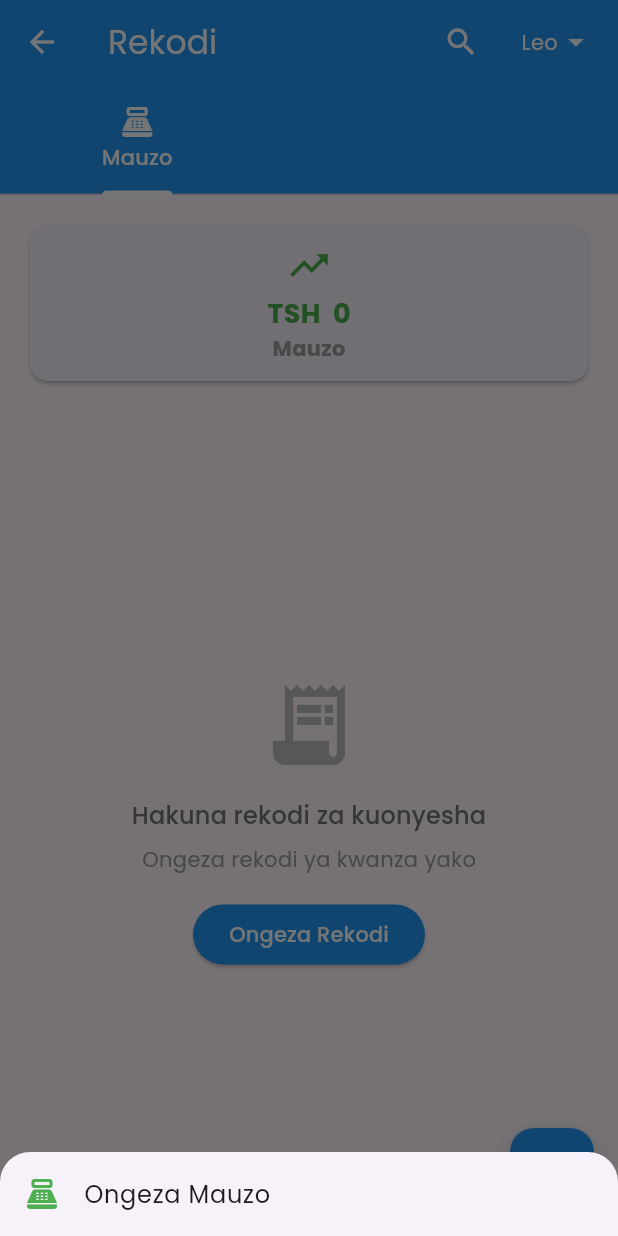
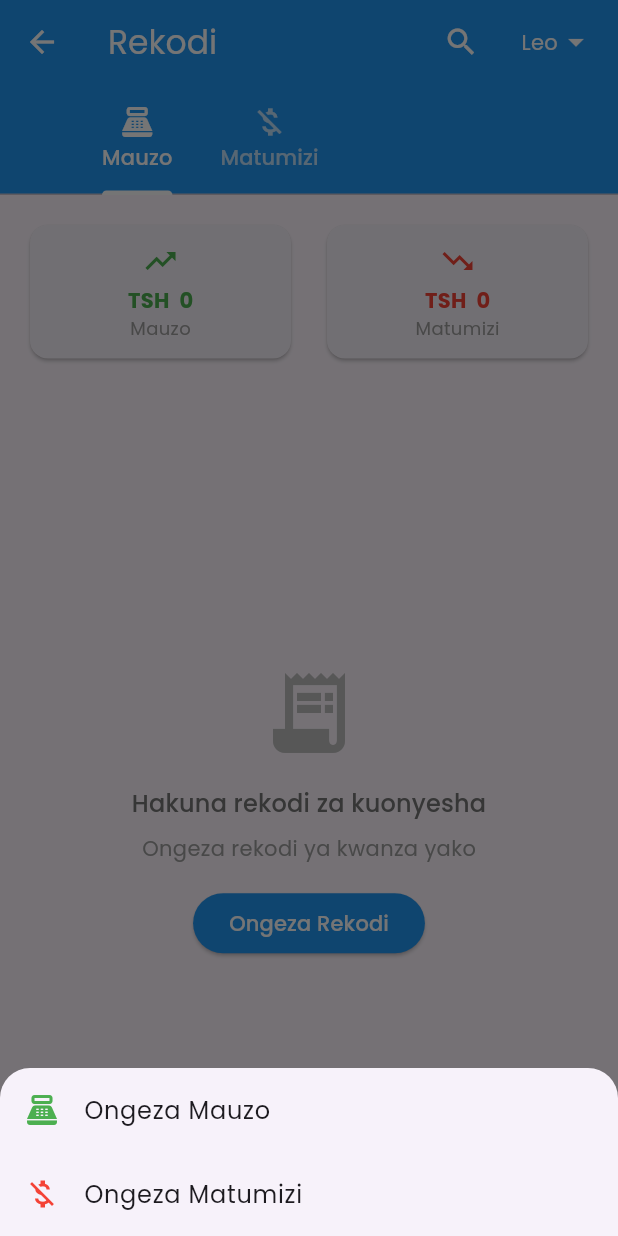
Before and after one commit to fredrickmugish/bizmax, a Flutter app: the RecordsScreen screen opened by its route, after a tap on "Ongeza Rekodi", on a phone screen of 412 x 824 dp. Run offline on Flutter 3.47's test engine with Material 3 defaults, Android fonts, the phone set to English and light mode, and no system bars; our stand-ins replace cached_network_image, connectivity_plus, file_picker, fl_chart, google_fonts, hive and 6 more; missing offline and left inert: dart:html; accounts and stored records are empty; generated files the repository leaves out were written again; network calls fail.

Commit message:
first commit

```diff
--- a/lib/repositories/business_repository.dart
+++ b/lib/repositories/business_repository.dart
@@ -17,17 +17,25 @@ class BusinessRepository {
   Future<List<BusinessRecord>> getBusinessRecords() async {
     if (_databaseService == null) {
       // Web implementation: always fetch from API
+      if (kDebugMode) print('BusinessRepository: Web platform. Fetching records from API.');
       final apiRecords = await _apiService.getBusinessRecords();
+      if (kDebugMode) print('BusinessRepository: Received ${apiRecords.length} records from API (Web).');
       return apiRecords.map((e) => BusinessRecord.fromJson(e)).toList();
     }
 
+    if (kDebugMode) print('BusinessRepository: Mobile platform. Getting local records.');
     List<BusinessRecord> localRecords = await _databaseService!.getAllRecords();
+    if (kDebugMode) print('BusinessRepository: Found ${localRecords.length} local records. Checking connectivity.');
     final connectivityResult = await _connectivity.checkConnectivity();
+    if (kDebugMode) print('BusinessRepository: Connectivity result: $connectivityResult.');
+
 
     if (connectivityResult != ConnectivityResult.none) {
       // Online: Try to fetch from API
       try {
+        if (kDebugMode) print('BusinessRepository: Online. Attempting to fetch records from API.');
         final apiRecords = await _apiService.getBusinessRecords();
+        if (kDebugMode) print('BusinessRepository: Received ${apiRecords.length} records from API (Mobile).');
         final recordsFromApi = apiRecords.map((e) => BusinessRecord.fromJson(e)).toList();
 
         // Get dirty records from local DB
--- a/lib/screens/records_screen.dart
+++ b/lib/screens/records_screen.dart
@@ -66,7 +66,7 @@ class _RecordsScreenState extends State<RecordsScreen>
     final user = authProvider.user;
     final role = user != null ? (user['role'] ?? user['data']?['role']) : null;
     final isOwner = role == 'owner';
-    final newTabCount = isOwner ? 4 : 1; // 4 for owner, 1 for salesperson
+    final newTabCount = isOwner ? 4 : 2; // 4 for owner, 2 for salesperson (Mauzo, Matumizi)
     if (_tabController == null || _tabCount != newTabCount) {
       _tabController?.dispose();
       _tabController = TabController(length: newTabCount, vsync: this);
@@ -207,7 +207,6 @@ class _RecordsScreenState extends State<RecordsScreen>
       const Tab(text: 'Mauzo', icon: Icon(Icons.point_of_sale)),
       if (isOwner)
         const Tab(text: 'Manunuzi', icon: Icon(Icons.shopping_cart)),
-      if (isOwner)
       const Tab(text: 'Matumizi', icon: Icon(Icons.money_off)),
     ];
     final List<Widget> tabViews = [
@@ -216,7 +215,6 @@ class _RecordsScreenState extends State<RecordsScreen>
       _buildRecordsList(salesRecords, isOwner),
       if (isOwner)
         _buildRecordsList(purchaseRecords, isOwner),
-      if (isOwner)
       _buildRecordsList(expenseRecords, isOwner),
     ];
     // Defensive: If TabController is not ready or mismatched, show loading
@@ -290,7 +288,7 @@ class _RecordsScreenState extends State<RecordsScreen>
             children: [
               RecordsSummaryCard(
                 showPurchases: isOwner,
-                showExpenses: isOwner,
+                showExpenses: true,
                 records: filtered,
               ),
               Expanded(
@@ -462,7 +460,6 @@ class _RecordsScreenState extends State<RecordsScreen>
                   }
                 },
               ),
-            if (isOwner)
             ListTile(
               leading: const Icon(Icons.money_off, color: Colors.red),
               title: const Text('Ongeza Matumizi'),
--- a/lib/widgets/records_summary_card.dart
+++ b/lib/widgets/records_summary_card.dart
@@ -52,7 +52,7 @@ class RecordsSummaryCard extends StatelessWidget {
               ),
             ),
           ],
-          if (isOwner && showExpenses) ...[
+          if (showExpenses) ...[
             const SizedBox(width: 16),
             Expanded(
               child: _buildSummaryItem(
```
Also changed, not shown: lib/screens/add_record_screen.dart (+8 -3 lines), lib/screens/dashboard_screen.dart (+1 -10 lines), lib/screens/inventory_screen.dart (+1 -9 lines). Lines whose indentation alone changed are shown as unchanged.
